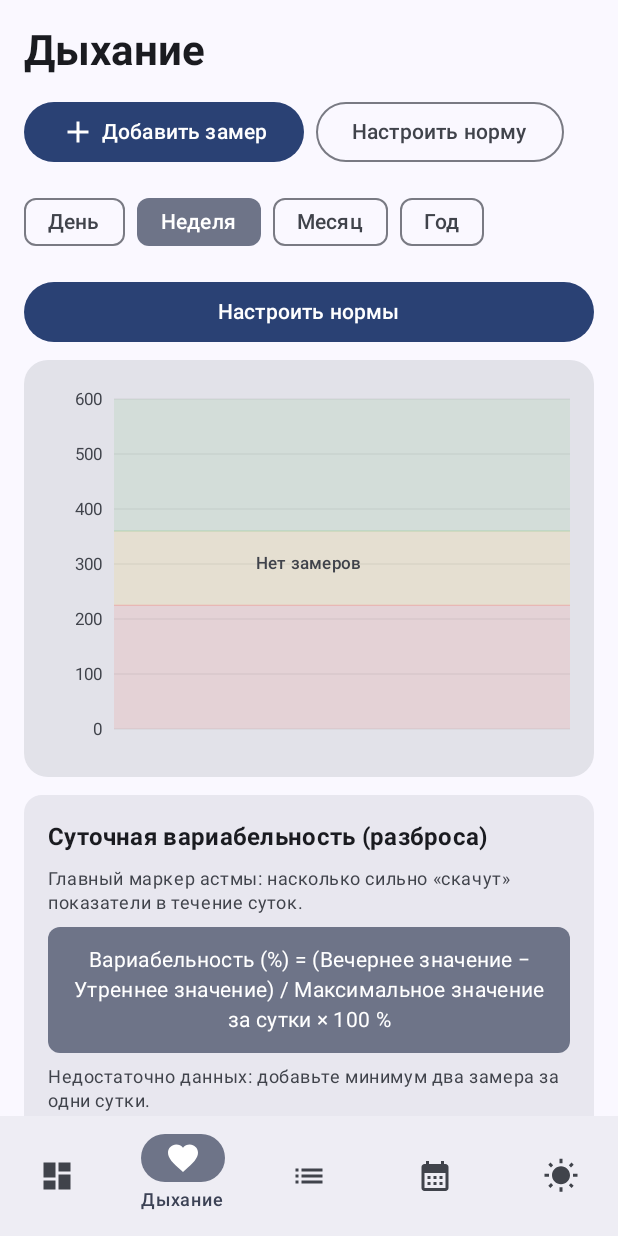
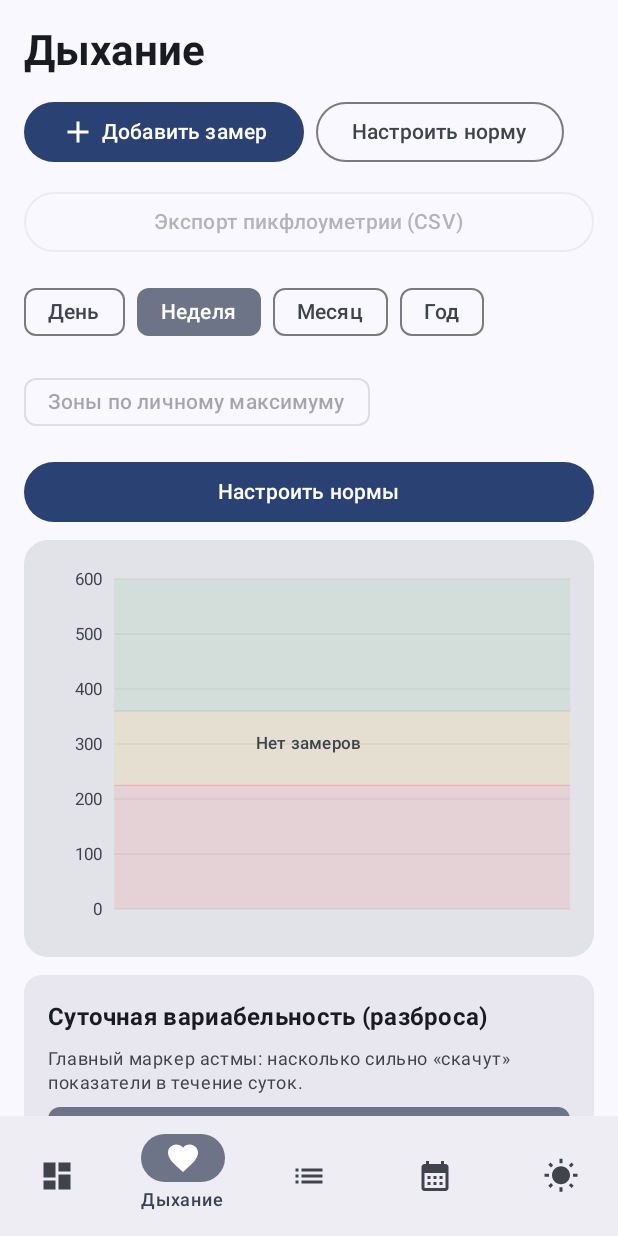
Before and after one commit to Zama47/asthma_helper, an Android app built with Jetpack Compose: the BreathingScreen screen opened through its navigation route, on a phone screen of 412 x 824 dp. Run offline under Robolectric (Android 15) with nearby library versions, the light colour scheme and no system bars; our stand-ins replace Dagger/Hilt's generated code; libraries missing offline, so code that uses them is left out: androidx.hilt.lifecycle.

Commit message:
feat(export): CSV-экспорт пикфлоуметрии с дневными агрегатами и зоны по личному максимуму

```diff
--- a/app/src/main/java/com/example/asthmahelper/ui/breathing/BreathingChart.kt
+++ b/app/src/main/java/com/example/asthmahelper/ui/breathing/BreathingChart.kt
@@ -54,6 +54,7 @@ fun BreathingChartWidget(
     measurements: List<Pair<Long, Float>>,
     norm: BreathingNorm? = null,
     personalBest: Float? = null,
+    percentBaseline: Float? = null,
     defaultNorm: BreathingNorm = BreathingNorm(350f, 450f, 200),
     onNormChanged: (BreathingNorm) -> Unit
 ) {
@@ -74,7 +75,8 @@ fun BreathingChartWidget(
             modifier = Modifier.fillMaxWidth(),
             measurements = measurements,
             norm = currentNorm,
-            personalBest = personalBest
+            personalBest = personalBest,
+            percentBaseline = percentBaseline
         )
     }
 
@@ -149,7 +151,8 @@ private fun ChartContainer(
     modifier: Modifier = Modifier,
     measurements: List<Pair<Long, Float>>,
     norm: BreathingNorm,
-    personalBest: Float?
+    personalBest: Float?,
+    percentBaseline: Float?
 ) {
     val colorScheme = MaterialTheme.colorScheme
     val locale = LocalConfiguration.current.locales[0]
@@ -196,8 +199,12 @@ private fun ChartContainer(
 
                     fun yFor(value: Float): Float = plotBottom - (value / maxY) * (plotBottom - plotTop)
 
-                    val greenLower = min(norm.maxNormal * 0.8f, maxY)
-                    val yellowLower = min(norm.redZoneThreshold, greenLower)
+                    val baseline = percentBaseline ?: norm.maxNormal
+                    val greenLower = min(baseline * 0.8f, maxY)
+                    val yellowLower = min(
+                        if (percentBaseline != null) baseline * 0.5f else norm.redZoneThreshold,
+                        greenLower
+                    )
 
                     drawRect(
                         color = Zone.GREEN.color.copy(alpha = 0.10f),
@@ -387,6 +394,7 @@ fun BreathingChart(
     measurements: List<Pair<Long, Float>>,
     norm: BreathingNorm? = null,
     personalBest: Float? = null,
+    percentBaseline: Float? = null,
     onNormChanged: (BreathingNorm) -> Unit
 ) {
     BreathingChartWidget(
@@ -394,6 +402,7 @@ fun BreathingChart(
         measurements = measurements,
         norm = norm,
         personalBest = personalBest,
+        percentBaseline = percentBaseline,
         defaultNorm = BreathingNorm(350f, 450f, 200),
         onNormChanged = onNormChanged
     )
--- a/app/src/main/java/com/example/asthmahelper/ui/breathing/BreathingScreen.kt
+++ b/app/src/main/java/com/example/asthmahelper/ui/breathing/BreathingScreen.kt
@@ -1,5 +1,7 @@
 package com.example.asthmahelper.ui.breathing
 
+import android.content.Context
+import android.content.Intent
 import androidx.compose.foundation.background
 import androidx.compose.foundation.horizontalScroll
 import androidx.compose.foundation.layout.Arrangement
@@ -41,9 +43,11 @@ import androidx.compose.ui.Alignment
 import androidx.compose.ui.Modifier
 import androidx.compose.ui.graphics.Color
 import androidx.compose.ui.platform.LocalConfiguration
+import androidx.compose.ui.platform.LocalContext
 import androidx.compose.ui.text.font.FontWeight
 import androidx.compose.ui.text.style.TextAlign
 import androidx.compose.ui.unit.dp
+import androidx.core.content.FileProvider
 import androidx.hilt.lifecycle.viewmodel.compose.hiltViewModel
 import com.example.asthmahelper.domain.clinical.DailyVariability
 import com.example.asthmahelper.domain.clinical.VariabilityLevel
@@ -53,9 +57,13 @@ import com.example.asthmahelper.domain.clinical.percentOfBest
 import com.example.asthmahelper.domain.clinical.personalBest
 import com.example.asthmahelper.domain.clinical.variabilityLevel
 import com.example.asthmahelper.domain.clinical.zoneOf
+import com.example.asthmahelper.domain.clinical.zoneOfPercent
+import com.example.asthmahelper.domain.export.buildPeakFlowExportCsv
 import com.example.asthmahelper.domain.model.BreathingNorm
+import com.example.asthmahelper.domain.model.DutyMeasurement
 import com.example.asthmahelper.ui.components.AddMeasurementWithDateDialog
 import com.example.asthmahelper.ui.components.SetBreathingNormDialog
+import java.io.File
 import java.text.SimpleDateFormat
 import java.util.Calendar
 import java.util.Date
@@ -73,6 +81,7 @@ private enum class Period(val label: String, val days: Int) {
 fun BreathingScreen(navController: androidx.navigation.NavController) {
     val viewModel: BreathingViewModel = hiltViewModel()
     val locale = LocalConfiguration.current.locales[0]
+    val context = LocalContext.current
 
     val measurements by viewModel.measurements.collectAsState()
     val norm by viewModel.breathingNorm.collectAsState()
@@ -80,6 +89,7 @@ fun BreathingScreen(navController: androidx.navigation.NavController) {
     var selectedPeriod by remember { mutableStateOf(Period.WEEK) }
     var showNormDialog by remember { mutableStateOf(false) }
     var showAddDialog by remember { mutableStateOf(false) }
+    var useBestZones by remember { mutableStateOf(false) }
 
     val filtered = remember(measurements, selectedPeriod) {
         val calendar = Calendar.getInstance().apply {
@@ -120,6 +130,16 @@ fun BreathingScreen(navController: androidx.navigation.NavController) {
         }
 
         item {
+            OutlinedButton(
+                onClick = { exportPeakFlowCsv(context, measurements, norm, personalBestValue) },
+                enabled = measurements.isNotEmpty(),
+                modifier = Modifier.fillMaxWidth()
+            ) {
+                Text("Экспорт пикфлоуметрии (CSV)")
+            }
+        }
+
+        item {
             Row(
                 modifier = Modifier
                     .fillMaxWidth()
@@ -137,10 +157,20 @@ fun BreathingScreen(navController: androidx.navigation.NavController) {
         }
 
         item {
+            FilterChip(
+                selected = useBestZones,
+                onClick = { useBestZones = !useBestZones },
+                enabled = personalBestValue != null,
+                label = { Text("Зоны по личному максимуму") }
+            )
+        }
+
+        item {
             BreathingChart(
                 measurements = filtered.map { it.timestamp to it.value },
                 norm = norm,
                 personalBest = personalBestValue,
+                percentBaseline = if (useBestZones) personalBestValue else null,
                 onNormChanged = { newNorm -> viewModel.setBreathingNorm(newNorm) },
                 modifier = Modifier.fillMaxWidth()
             )
@@ -150,7 +180,7 @@ fun BreathingScreen(navController: androidx.navigation.NavController) {
             VariabilityCard(variability = variability)
         }
 
-        if (norm != null) {
+        if (norm != null && !useBestZones) {
             item {
                 ZoneLegend(norm = norm!!)
             }
@@ -165,6 +195,11 @@ fun BreathingScreen(navController: androidx.navigation.NavController) {
 
         items(measurements.sortedByDescending { it.timestamp }) { measurement ->
             val sharePercent = percentOfBest(measurement.value, personalBestValue)
+            val zone = if (useBestZones) {
+                zoneOfPercent(measurement.value, personalBestValue)
+            } else {
+                zoneOf(measurement.value, norm)
+            }
             Card(
                 modifier = Modifier
                     .fillMaxWidth()
@@ -176,7 +211,7 @@ fun BreathingScreen(navController: androidx.navigation.NavController) {
                     Box(
                         modifier = Modifier
                             .size(12.dp)
-                            .background(zoneOf(measurement.value, norm).color, CircleShape)
+                            .background(zone.color, CircleShape)
                     )
                     Spacer(modifier = Modifier.width(12.dp))
                     Column(modifier = Modifier.weight(1f)) {
@@ -406,3 +441,23 @@ private fun ZoneLegendRow(color: Color, text: String) {
         Text(text = text, style = MaterialTheme.typography.bodySmall)
     }
 }
+
+/** Формирует CSV-отчёт (замеры + дневная сводка) и открывает системный лист «Поделиться». */
+private fun exportPeakFlowCsv(
+    context: Context,
+    measurements: List<DutyMeasurement>,
+    norm: BreathingNorm?,
+    best: Float?
+) {
+    val csv = buildPeakFlowExportCsv(measurements, norm, best)
+    val file = File(context.cacheDir, "peakflow_export.csv")
+    file.writeText(csv)
+    val uri = FileProvider.getUriForFile(context, "${context.packageName}.fileprovider", file)
+    val shareIntent = Intent(Intent.ACTION_SEND).apply {
+        type = "text/csv"
+        putExtra(Intent.EXTRA_STREAM, uri)
+        putExtra(Intent.EXTRA_SUBJECT, "Пикфлоуметрия")
+        addFlags(Intent.FLAG_GRANT_READ_URI_PERMISSION)
+    }
+    context.startActivity(Intent.createChooser(shareIntent, "Экспорт пикфлоуметрии"))
+}
--- /dev/null
+++ b/app/src/main/res/xml/file_paths.xml
@@ -0,0 +1,5 @@
+<?xml version="1.0" encoding="utf-8"?>
+<paths>
+    <!-- Экспорт CSV складываем в кэш приложения и отдаём через FileProvider. -->
+    <cache-path name="exports" path="." />
+</paths>
```
Also changed, not shown: app/src/main/AndroidManifest.xml (+11 -0 lines), app/src/main/java/com/example/asthmahelper/domain/export/PeakFlowExporter.kt (added, +123 -0 lines), 1 other file.
